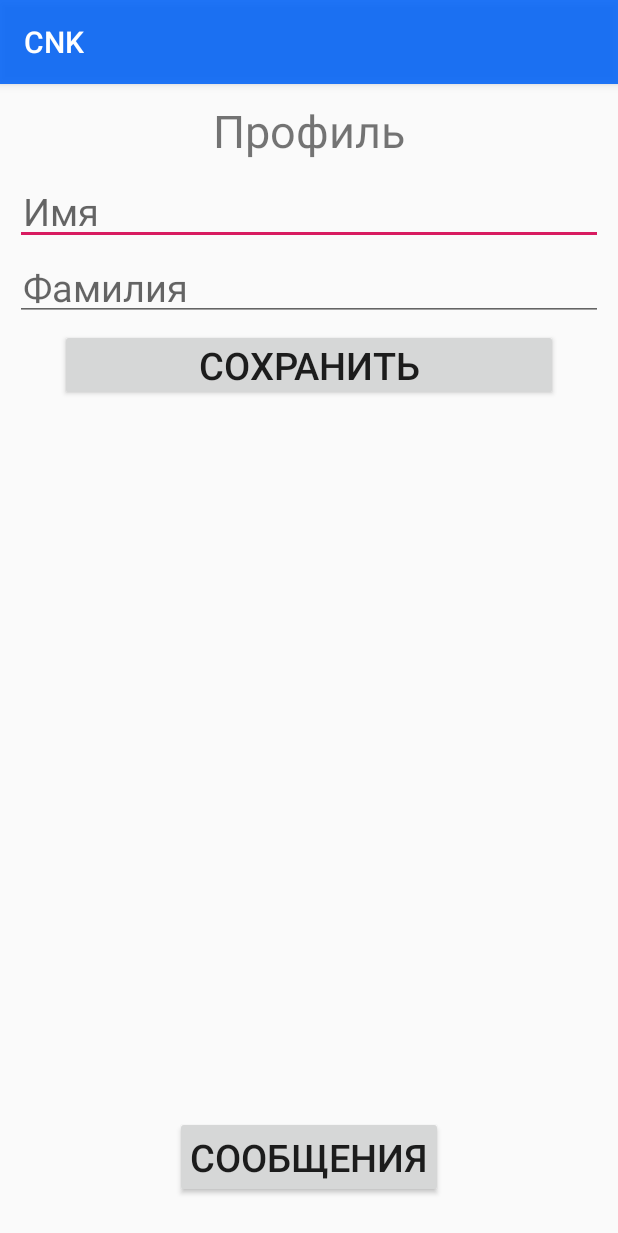
After one commit to xilinxes/CNK, an Android app: the Profile screen opened directly, with no data from a screen before it, on a phone screen of 412 x 824 dp. The commit adds this screen. Shown: the top 1233 px of the screen. Run offline under Robolectric (Android 15) with nearby library versions, the phone set to English and light mode, and no system bars; our stand-ins replace Firebase (no records; nobody signed in at launch, a user with empty details on screens opened directly).

Commit message:
v6 Server-Client save data realised Dialogs Window started

```diff
--- a/app/src/main/java/com/example/cnk/MessageService.java
+++ b/app/src/main/java/com/example/cnk/MessageService.java
@@ -15,6 +15,8 @@ import java.util.Map;
 import java.util.Random;
 
 public class MessageService extends FirebaseMessagingService {
+    String NOTIFICATION_CNANNEL_ID = "Messages";
+
     public MessageService() {
     }
 
@@ -54,7 +56,6 @@ public class MessageService extends FirebaseMessagingService {
 
     private void showNotification(String title, String body) {
         NotificationManager notificationManager = (NotificationManager) getSystemService(Context.NOTIFICATION_SERVICE);
-        String NOTIFICATION_CNANNEL_ID = "Messages";
         if (Build.VERSION.SDK_INT >= Build.VERSION_CODES.O) {
             NotificationChannel notificationChannel = new NotificationChannel(NOTIFICATION_CNANNEL_ID, "Notifff", NotificationManager.IMPORTANCE_HIGH);
             notificationChannel.setDescription("EDMT Channel");
--- /dev/null
+++ b/app/src/main/java/com/example/cnk/Profile.java
@@ -0,0 +1,60 @@
+package com.example.cnk;
+
+import android.graphics.drawable.ColorDrawable;
+import android.support.annotation.NonNull;
+import android.support.annotation.Nullable;
+import android.support.v7.app.AppCompatActivity;
+import android.os.Bundle;
+import android.view.View;
+import android.widget.Button;
+import android.widget.EditText;
+import android.widget.TextClock;
+import android.widget.TextView;
+
+import com.google.firebase.auth.FirebaseAuth;
+import com.google.firebase.database.ChildEventListener;
+import com.google.firebase.database.DataSnapshot;
+import com.google.firebase.database.DatabaseError;
+import com.google.firebase.database.DatabaseReference;
+import com.google.firebase.database.FirebaseDatabase;
+import com.google.firebase.database.ValueEventListener;
+
+public class Profile extends AppCompatActivity {
+    EditText name, surname;
+    Button save, dialogs;
+    private FirebaseAuth mAuth;
+    FirebaseDatabase database = FirebaseDatabase.getInstance();
+    private DatabaseReference users = database.getReference("Users");
+    @Override
+    protected void onCreate(final Bundle savedInstanceState) {
+        super.onCreate(savedInstanceState);
+        setContentView(R.layout.activity_profile);
+        getSupportActionBar().setBackgroundDrawable(new ColorDrawable(getResources().getColor(R.color.red)));
+        final Bundle arguments = getIntent().getExtras();
+        name = findViewById(R.id.name);
+        dialogs = findViewById(R.id.dialogs);
+        surname = findViewById(R.id.surname);
+        save = findViewById(R.id.save);
+        save.setOnClickListener(new View.OnClickListener() {
+            @Override
+            public void onClick(View v) {
+                String userID = arguments.get("ID").toString();
+                users.child(userID).child("name").setValue(name.getText().toString());
+                users.child(userID).child("surname").setValue(surname.getText().toString());
+            }
+        });
+        /*users.addValueEventListener(new ValueEventListener() {
+            @Override
+            public void onDataChange(@NonNull DataSnapshot dataSnapshot) {
+                String userID = arguments.get("ID").toString();
+                info.setText(String.valueOf(dataSnapshot.child(userID).child("name").getValue()));
+            }
+
+            @Override
+            public void onCancelled(@NonNull DatabaseError databaseError) {
+
+            }
+        });*/
+
+    }
+}
--- a/app/src/main/res/layout/activity_main.xml
+++ b/app/src/main/res/layout/activity_main.xml
@@ -4,7 +4,8 @@
     android:layout_width="match_parent"
     android:layout_height="match_parent"
     android:orientation="vertical"
-    tools:context=".MainActivity">
+    tools:context=".MainActivity"
+    >
 
     <android.support.v7.widget.RecyclerView
         android:id="@+id/recyclerMsg"
--- /dev/null
+++ b/app/src/main/res/layout/activity_profile.xml
@@ -0,0 +1,77 @@
+<?xml version="1.0" encoding="utf-8"?>
+<android.support.constraint.ConstraintLayout xmlns:android="http://schemas.android.com/apk/res/android"
+    xmlns:app="http://schemas.android.com/apk/res-auto"
+    xmlns:tools="http://schemas.android.com/tools"
+    android:layout_width="match_parent"
+    android:layout_height="match_parent"
+    tools:context=".Profile">
+
+    <LinearLayout
+        android:layout_width="match_parent"
+        android:layout_height="wrap_content"
+        android:orientation="vertical"
+        app:layout_constraintTop_toTopOf="parent">
+
+        <TextView
+            android:layout_width="match_parent"
+            android:layout_height="wrap_content"
+            android:layout_marginTop="5dp"
+            android:padding="5dp"
+            android:text="Профиль"
+            android:textAlignment="center"
+            android:textSize="30dp" />
+
+        <EditText
+            android:id="@+id/name"
+            android:layout_width="match_parent"
+            android:layout_height="wrap_content"
+            android:layout_marginStart="10dp"
+            android:layout_marginTop="5dp"
+            android:layout_marginEnd="10dp"
+            android:hint="Имя"
+            android:padding="5dp"
+            android:textSize="25dp" />
+
+        <EditText
+            android:id="@+id/surname"
+            android:layout_width="match_parent"
+            android:layout_height="wrap_content"
+            android:layout_marginStart="10dp"
+            android:layout_marginTop="5dp"
+            android:layout_marginEnd="10dp"
+            android:hint="Фамилия"
+            android:padding="5dp"
+            android:textSize="25dp" />
+
+        <Button
+            android:id="@+id/save"
+            android:layout_width="match_parent"
+            android:layout_height="wrap_content"
+            android:layout_marginStart="40dp"
+            android:layout_marginTop="5dp"
+            android:layout_marginEnd="40dp"
+            android:padding="5dp"
+            android:text="Сохранить"
+            android:textSize="25dp" />
+        <TextView
+            android:id="@+id/info"
+            android:layout_width="match_parent"
+            android:layout_height="wrap_content"
+            android:textSize="30dp"
+            android:textAlignment="center"/>
+
+    </LinearLayout>
+
+    <Button
+        android:id="@+id/dialogs"
+        android:layout_width="wrap_content"
+        android:layout_height="wrap_content"
+        android:text="Сообщения"
+        app:layout_constraintBottom_toBottomOf="parent"
+        app:layout_constraintEnd_toEndOf="parent"
+        app:layout_constraintStart_toStartOf="parent"
+        android:padding="10dp"
+        android:textSize="25dp"
+        android:layout_marginBottom="25dp"/>
+
+</android.support.constraint.ConstraintLayout>
--- a/app/src/main/res/values/colors.xml
+++ b/app/src/main/res/values/colors.xml
@@ -3,4 +3,5 @@
     <color name="colorPrimary">#008577</color>
     <color name="colorPrimaryDark">#00574B</color>
     <color name="colorAccent">#D81B60</color>
+    <color name="red">#DD0063F8</color>
 </resources>
--- a/app/src/main/res/values/strings.xml
+++ b/app/src/main/res/values/strings.xml
@@ -2,4 +2,6 @@
     <string name="app_name">CNK</string>
     <string name="btnSend">Отправить</string>
     <string name="editMsg">Ввод сообщения</string>
+    <string name="msg_subscribed">MSG_test</string>
+    <string name="msg_subscribe_failed">msg_subscribe_failed</string>
 </resources>
```
Also changed, not shown: app/src/main/AndroidManifest.xml (+8 -0 lines), app/src/main/java/com/example/cnk/Authorization.java (+8 -2 lines), app/src/main/java/com/example/cnk/DialogsWindow.java (added, +13 -0 lines), app/src/main/java/com/example/cnk/MainActivity.java (+9 -0 lines), app/src/main/java/com/example/cnk/Registration.java (+13 -1 lines), app/src/main/res/layout/activity_dialogs_window.xml (added, +9 -0 lines).
